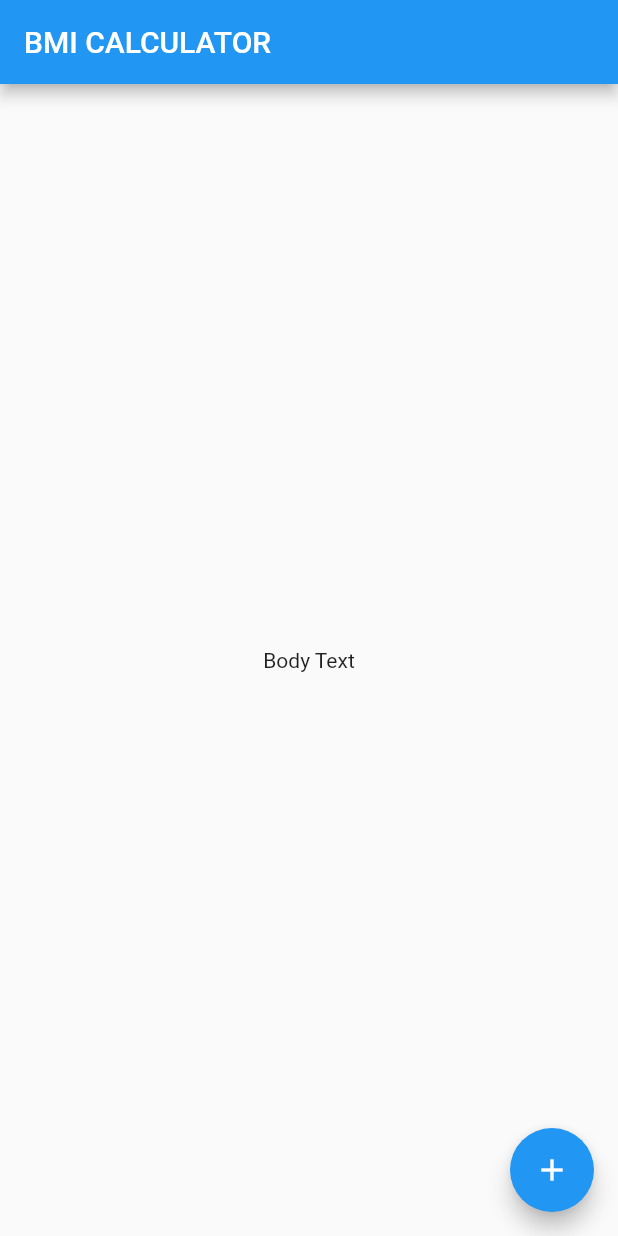
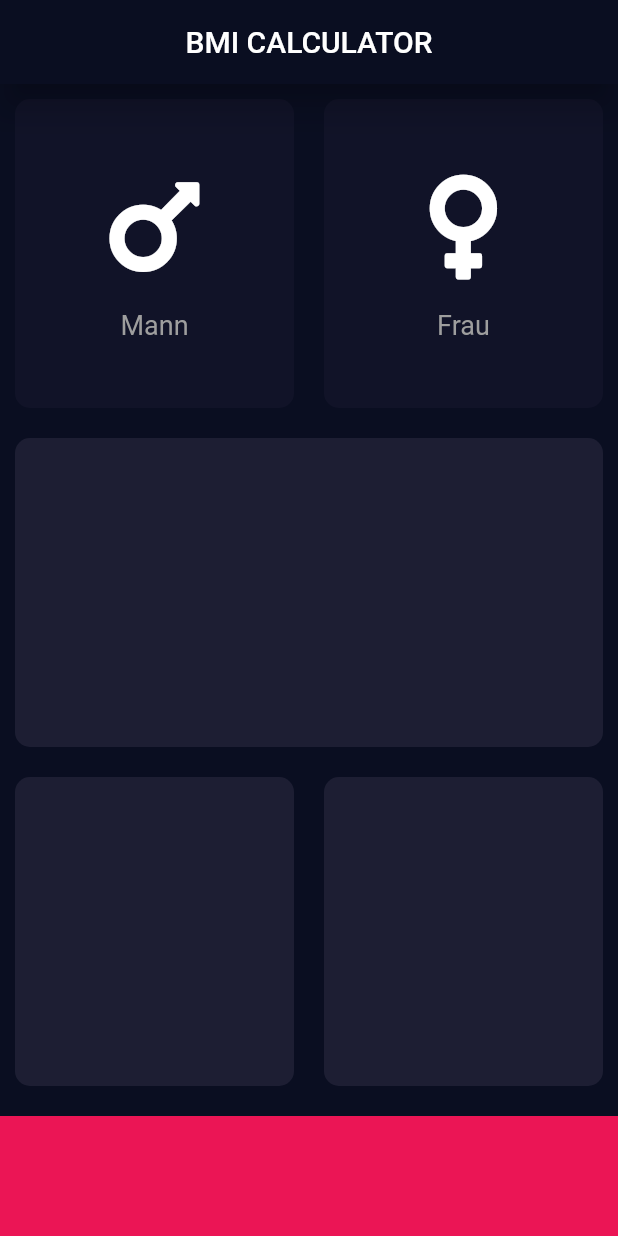
Before and after one commit to stephanxiayu/BMI-Calculator, a Flutter app: the screen it shows after launch, on a phone screen of 412 x 824 dp. Run offline on Flutter 3.47's test engine with Material 2 defaults, Android fonts, the phone set to English and light mode, and no system bars; our stand-ins replace font_awesome_flutter.

Commit message:
Changes to be committed: 	new file:   lib/icon_conten.dart 	new file:   lib/input_page.dart 	modified:   lib/main.dart 	new file:   lib/new_card.dart 	modified:   pubspec.lock 	modified:   pubspec.yaml

```diff
--- /dev/null
+++ b/lib/icon_conten.dart
@@ -0,0 +1,32 @@
+
+
+import 'package:flutter/material.dart';
+
+const labelTextStyle= TextStyle(fontSize: 18, color: Colors.grey);
+
+class IconContent extends StatelessWidget {
+  IconContent({this.icon, this.label});
+
+  final IconData icon;
+  final String label;
+
+  @override
+  Widget build(BuildContext context) {
+    return Column(
+      mainAxisAlignment: MainAxisAlignment.center,
+      children: [
+        Icon(
+          icon,
+          size: 80,
+        ),
+        SizedBox(
+          height: 15,
+        ),
+        Text(
+          label,
+          style: labelTextStyle
+        )
+      ],
+    );
+  }
+}
--- /dev/null
+++ b/lib/input_page.dart
@@ -0,0 +1,112 @@
+
+import 'package:angela_bmi_5/icon_conten.dart';
+import 'package:angela_bmi_5/new_card.dart';
+import 'package:flutter/material.dart';
+import 'package:font_awesome_flutter/font_awesome_flutter.dart';
+
+const activeCardColor = Color(0xFF1D1E33);
+const inaktiveCardColor =Color(0xFF111328);
+const bottonContainerColor = Color(0xFFEB1555);
+
+class InputPage extends StatefulWidget {
+  @override
+  _InputPageState createState() => _InputPageState();
+}
+
+class _InputPageState extends State<InputPage> {
+
+Color maleCardColour= inaktiveCardColor;
+Color femaleCardColour= inaktiveCardColor;
+
+void updateColour (int gender){
+if (gender==1){
+  if (maleCardColour== inaktiveCardColor){
+    maleCardColour= activeCardColor;
+  }else{maleCardColour=inaktiveCardColor;}
+}if (gender==2){
+  if (femaleCardColour== inaktiveCardColor){
+    femaleCardColour= activeCardColor;
+  }else{femaleCardColour=inaktiveCardColor;}
+}
+
+}
+
+
+  @override
+  Widget build(BuildContext context) {
+    return Scaffold(
+      appBar: AppBar(
+        backgroundColor: Color(0xFF0A0E21),
+        elevation: 9,
+        title: Center(child: Text('BMI CALCULATOR')),
+      ),
+      body: Column(children: [
+        Expanded(
+            child: Row(
+          children: [
+            Expanded(
+              child: GestureDetector(
+                onTap: (){
+                  setState(() {
+                    updateColour(1);
+                  });
+                },
+                child: NewCard(
+                  cardChild: IconContent(
+                    icon: FontAwesomeIcons.mars,label: "Mann",
+                  ),
+                  colour: maleCardColour,
+                ),
+              ),
+            ),
+            Expanded(
+              child: GestureDetector(onTap: (){
+
+                    setState(() {
+                      updateColour(2);
+                    });
+                  },
+                child: NewCard(cardChild: IconContent(
+                    icon: FontAwesomeIcons.venus,label: "Frau",
+                  ),
+                  colour: femaleCardColour,
+                ),
+              ),
+            ),
+          ],
+        )),
+        Expanded(
+            child: Row(
+          children: [
+            Expanded(
+              child: NewCard(
+                colour: activeCardColor,
+              ),
+            ),
+          ],
+        )),
+        Expanded(
+            child: Row(
+          children: [
+            Expanded(
+              child: NewCard(
+                colour: activeCardColor,
+              ),
+            ),
+            Expanded(
+              child: NewCard(
+                colour: activeCardColor,
+              ),
+            ),
+          ],
+        )),
+        Container(
+          color: bottonContainerColor,
+          margin: EdgeInsets.only(top: 10),
+          width: double.infinity,
+          height: 80,
+        ),
+      ]),
+    );
+  }
+}
--- a/lib/main.dart
+++ b/lib/main.dart
@@ -1,3 +1,4 @@
+import 'package:angela_bmi_5/input_page.dart';
 import 'package:flutter/material.dart';
 
 void main() => runApp(BMICalculator());
@@ -6,29 +7,13 @@ class BMICalculator extends StatelessWidget {
   @override
   Widget build(BuildContext context) {
     return MaterialApp(
+      debugShowCheckedModeBanner: false,
+      theme: ThemeData.dark().copyWith(
+        scaffoldBackgroundColor: Color(0xFF0A0E21),
+        primaryColor: Color(0xFF0A0E21),
+        accentColor: Colors.cyan[600],
+      ),
       home: InputPage(),
     );
   }
 }
-
-class InputPage extends StatefulWidget {
-  @override
-  _InputPageState createState() => _InputPageState();
-}
-
-class _InputPageState extends State<InputPage> {
-  @override
-  Widget build(BuildContext context) {
-    return Scaffold(
-      appBar: AppBar(
-        title: Text('BMI CALCULATOR'),
-      ),
-      body: Center(
-        child: Text('Body Text'),
-      ),
-      floatingActionButton: FloatingActionButton(onPressed: (){},
-        child: Icon(Icons.add),
-      ),
-    );
-  }
-}
--- /dev/null
+++ b/lib/new_card.dart
@@ -0,0 +1,22 @@
+
+
+import 'package:flutter/material.dart';
+
+class NewCard extends StatelessWidget {
+  NewCard({@required this.colour, this.cardChild});
+
+  final Color colour;
+  final Widget cardChild;
+
+  @override
+  Widget build(BuildContext context) {
+    return Container(
+      child: cardChild,
+      margin: EdgeInsets.all(10),
+      decoration: BoxDecoration(
+        color: colour,
+        borderRadius: BorderRadius.circular(10),
+      ),
+    );
+  }
+}
--- a/pubspec.yaml
+++ b/pubspec.yaml
@@ -29,6 +29,7 @@ environment:
 dependencies:
   flutter:
     sdk: flutter
+  font_awesome_flutter: ^9.2.0
 
 
   # The following adds the Cupertino Icons font to your application.
```
Also changed, not shown: pubspec.lock.
